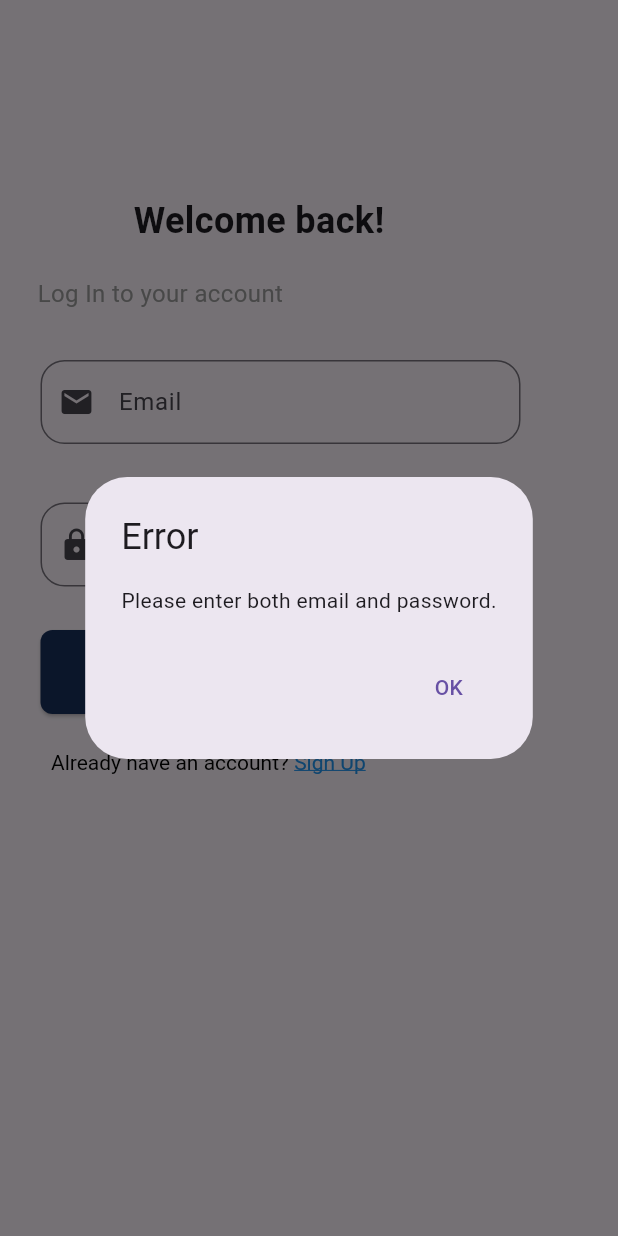
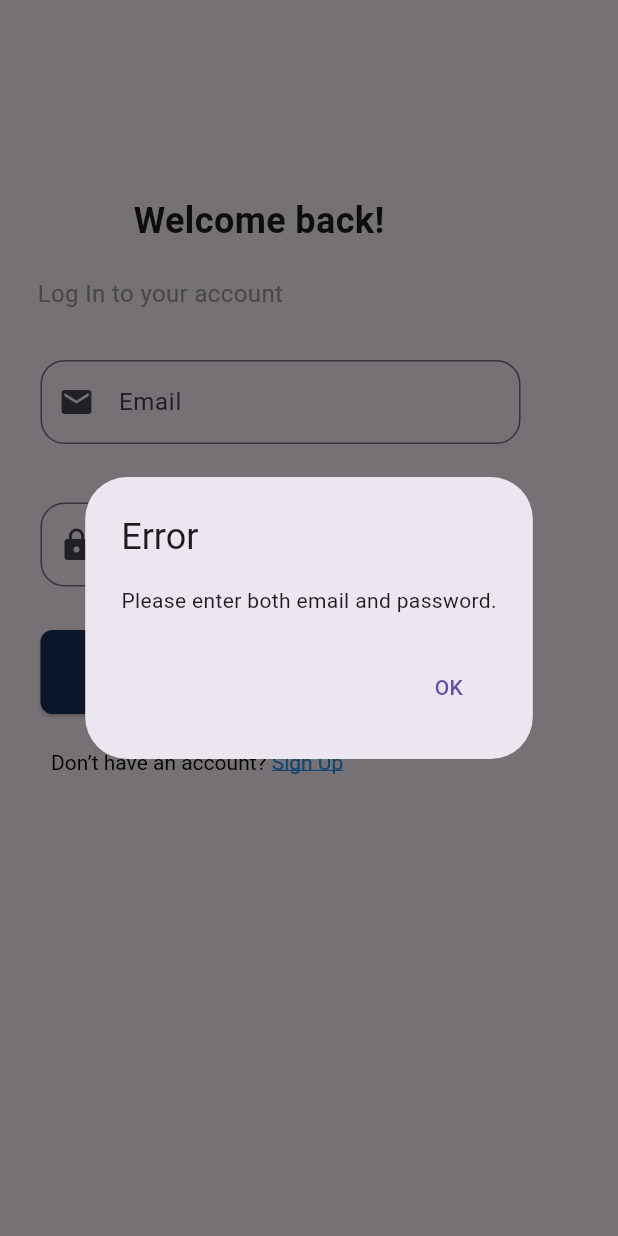
Before and after one commit to berlian16-BH/mob-app-resto, a Flutter app: the LoginScreen screen opened by its route, after a tap on "Login", on a phone screen of 412 x 824 dp. Run offline on Flutter 3.47's test engine with Material 3 defaults, Android fonts, the phone set to English and light mode, and no system bars; our stand-ins replace firebase_auth, logger; accounts and stored records are empty.

Commit message:
Update Backend Login
Mengintgrasikan Firebase

```diff
--- a/lib/screens/login_screen.dart
+++ b/lib/screens/login_screen.dart
@@ -1,7 +1,7 @@
 import 'package:flutter/material.dart';
-import 'package:logger/logger.dart'; // Import the logger package
-import 'package:flutter/gestures.dart'; // For TapGestureRecognizer
-import 'register_screen.dart'; // Import RegisterScreen
+import 'package:firebase_auth/firebase_auth.dart'; // Firebase Authentication
+import 'package:logger/logger.dart'; // Logger
+import 'package:flutter/gestures.dart';
 
 class LoginScreen extends StatefulWidget {
   const LoginScreen({super.key});
@@ -113,7 +113,7 @@ class LoginScreenState extends State<LoginScreen> {
             top: 500,
             child: RichText(
               text: TextSpan(
-                text: 'Already have an account? ',
+                text: 'Don’t have an account? ',
                 style: const TextStyle(fontSize: 14, color: Colors.black),
                 children: [
                   TextSpan(
@@ -125,12 +125,7 @@ class LoginScreenState extends State<LoginScreen> {
                     ),
                     recognizer: TapGestureRecognizer()
                       ..onTap = () {
-                        Navigator.push(
-                          context,
-                          MaterialPageRoute(
-                            builder: (context) => const RegisterScreen(),
-                          ),
-                        );
+                        Navigator.pushNamed(context, '/register');
                       },
                   ),
                 ],
@@ -142,33 +137,41 @@ class LoginScreenState extends State<LoginScreen> {
     );
   }
 
-  void _handleLogin() {
+  Future<void> _handleLogin() async {
     final email = _emailController.text.trim();
     final password = _passwordController.text.trim();
 
     if (email.isEmpty || password.isEmpty) {
+      _showErrorDialog('Please enter both email and password.');
+      return;
+    }
+
+    try {
+      final userCredential = await FirebaseAuth.instance.signInWithEmailAndPassword(
+        email: email,
+        password: password,
+      );
+
+      _logger.i('Login successful: ${userCredential.user?.email}');
+
+      // Periksa apakah widget masih mounted sebelum menggunakan BuildContext
+      if (mounted) {
+        Navigator.pushReplacementNamed(context, '/home'); // Navigasi ke halaman utama
+      }
+    } catch (e) {
+      _logger.e('Login failed: $e');
+      if (mounted) {
+        _showErrorDialog('Login failed: ${e.toString()}');
+      }
+    }
+  }
+
+  void _showErrorDialog(String message) {
     showDialog(
       context: context,
       builder: (context) => AlertDialog(
         title: const Text('Error'),
-          content: const Text('Please enter both email and password.'),
-          actions: [
-            TextButton(
-              onPressed: () {
-                Navigator.pop(context);
-              },
-              child: const Text('OK'),
-            ),
-          ],
-        ),
-      );
-    } else {
-      _logger.d('Login with Email: $email, Password: $password');
-      showDialog(
-        context: context,
-        builder: (context) => AlertDialog(
-          title: const Text('Success'),
-          content: Text('Logged in with Email: $email'),
+        content: Text(message),
         actions: [
           TextButton(
             onPressed: () {
@@ -181,4 +184,3 @@ class LoginScreenState extends State<LoginScreen> {
     );
   }
 }
-}
--- a/pubspec.yaml
+++ b/pubspec.yaml
@@ -37,6 +37,8 @@ dependencies:
   # The following adds the Cupertino Icons font to your application.
   # Use with the CupertinoIcons class for iOS style icons.
   cupertino_icons: ^1.0.6
+
+  firebase_auth: ^4.9.1
 
 dev_dependencies:
   flutter_test:
```
Also changed, not shown: pubspec.lock, 6 other files. Lines whose indentation alone changed are shown as unchanged.
